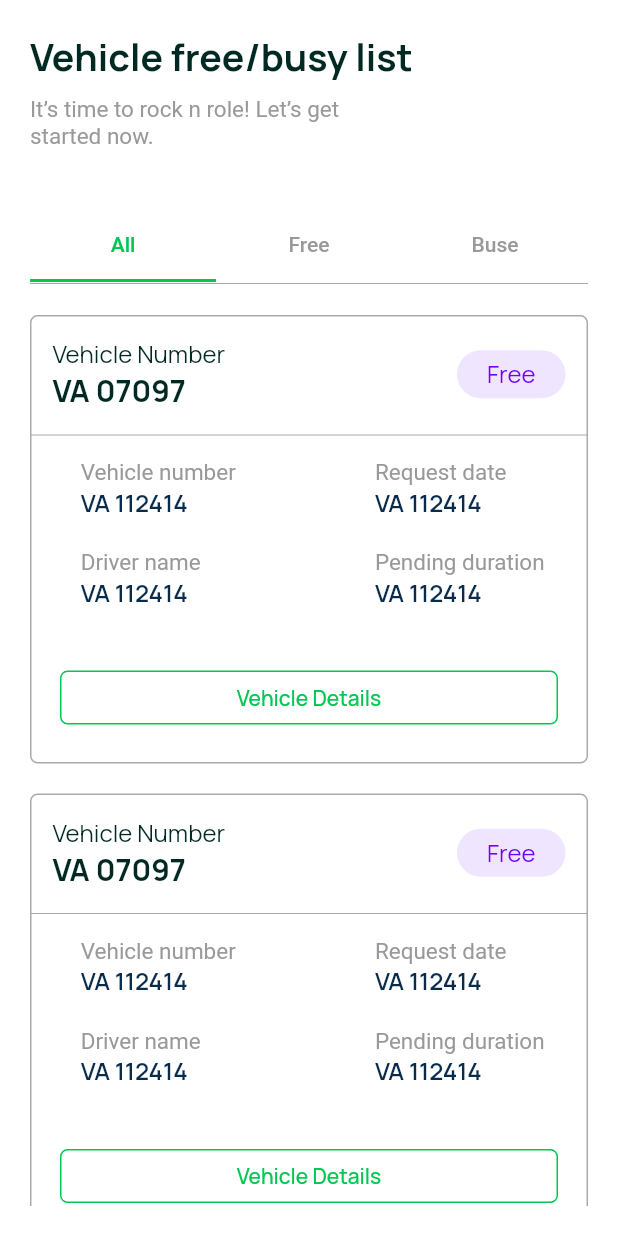
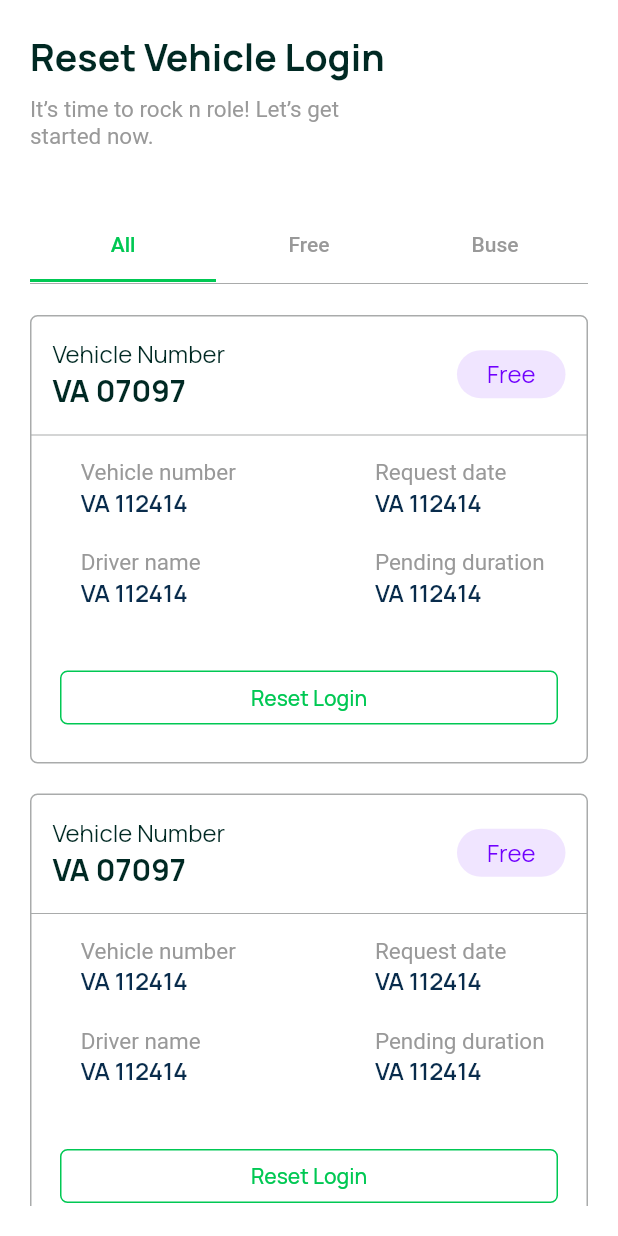
Before and after one commit to AliAkberAakash/flutter_getx_template, a Flutter app: the screen it shows after launch, on a phone screen of 412 x 824 dp. Run offline on Flutter 3.47's test engine with Material 2 defaults, Android fonts, the phone set to English and light mode, and no system bars; our stand-ins replace cached_network_image, carousel_slider, dio, flutter_svg, fluttertoast, get and 6 more.

Commit message:
Added reset login screen

```diff
--- a/lib/main.dart
+++ b/lib/main.dart
@@ -12,6 +12,7 @@ import 'package:nilam/ui/auth/splash/splash_view.dart';
 import 'package:nilam/ui/navigation_container/navigation_container.dart';
 import 'package:nilam/ui/registration_request/registration_request_screen.dart';
 import 'package:nilam/ui/registration_request/vehicle_details_screen.dart';
+import 'package:nilam/ui/reset_vehicle_login/reset_vehicle_list.dart';
 import 'package:nilam/ui/vehicle_free_busy_list/vehicle_free_busy_screen.dart';
 
 void main() async {
@@ -55,7 +56,7 @@ class MyApp extends StatelessWidget {
       theme: Get.find<ThemeService>().getTheme,
       debugShowCheckedModeBanner: false,
       defaultTransition: Transition.cupertino,
-      home: VehicleFreeBusyList(),
+      home: ResetVehicleList(),
       //initialBinding: SplashBinding(),
       enableLog: kDebugMode,
     );
--- /dev/null
+++ b/lib/ui/reset_vehicle_login/reset_vehicle_list.dart
@@ -0,0 +1,100 @@
+import 'package:flutter/material.dart';
+import 'package:nilam/ui/common_widgets/large_headline_widget.dart';
+import 'package:nilam/ui/common_widgets/text_field_headline.dart';
+import 'package:nilam/ui/registration_request/widgets/status_chip.dart';
+import 'package:nilam/ui/reset_vehicle_login/widgets/reset_vehicle_item.dart';
+import 'package:nilam/ui/vehicle_free_busy_list/widgets/vehicle_free_busy_item.dart';
+import 'package:nilam/utils/colors.dart';
+import 'package:nilam/utils/dimens.dart';
+import 'package:nilam/utils/spacers.dart';
+
+class ResetVehicleList extends StatefulWidget {
+  const ResetVehicleList({Key? key}) : super(key: key);
+
+  @override
+  _ResetVehicleListState createState() => _ResetVehicleListState();
+}
+
+class _ResetVehicleListState extends State<ResetVehicleList> {
+  @override
+  Widget build(BuildContext context) {
+    return DefaultTabController(
+      length: 3,
+      child: Scaffold(
+        body: SafeArea(
+          child: LayoutBuilder(
+            builder: (ctx, constraints) {
+              return Padding(
+                padding: EdgeInsets.all(dp20),
+                child: Column(
+                  crossAxisAlignment: CrossAxisAlignment.start,
+                  children: [
+                    LargeHeadlineWidget(
+                      headline: "Reset Vehicle Login",
+                    ),
+                    VSpacer10(),
+                    SizedBox(
+                      width: constraints.maxWidth * 0.6,
+                      child: TextFieldHeadline(
+                        headline: "It’s time to rock n role!"
+                            " Let’s get started now.",
+                      ),
+                    ),
+                    VSpacer40(),
+                    Container(
+                      child: TabBar(
+                        indicatorColor: accent,
+                        labelColor: accent,
+                        unselectedLabelColor: grey,
+                        tabs: [
+                          Tab(
+                            text: "All",
+                          ),
+                          Tab(
+                            text: "Free",
+                          ),
+                          Tab(
+                            text: "Buse",
+                          ),
+                        ],
+                      ),
+                    ),
+                    Divider(
+                      color: greyBorder,
+                      height: 2,
+                    ),
+                    VSpacer20(),
+                    Expanded(
+                      child: TabBarView(
+                        children: [
+                          ListView.builder(
+                            itemCount: 10,
+                            itemBuilder: (ctx, idx){
+                              return ResetVehicleItem(status: ChipStatus.FREE);
+                            },
+                          ),
+                          ListView.builder(
+                            itemCount: 10,
+                            itemBuilder: (ctx, idx){
+                              return ResetVehicleItem(status: ChipStatus.FREE);
+                            },
+                          ),
+                          ListView.builder(
+                            itemCount: 10,
+                            itemBuilder: (ctx, idx){
+                              return ResetVehicleItem(status: ChipStatus.BUSY);
+                            },
+                          ),
+                        ],
+                      ),
+                    ),
+                  ],
+                ),
+              );
+            },
+          ),
+        ),
+      ),
+    );
+  }
+}
--- /dev/null
+++ b/lib/ui/reset_vehicle_login/widgets/reset_vehicle_item.dart
@@ -0,0 +1,142 @@
+import 'package:flutter/material.dart';
+import 'package:get/get_core/src/get_main.dart';
+import 'package:google_fonts/google_fonts.dart';
+import 'package:nilam/ui/common_widgets/outlined_material_button.dart';
+import 'package:nilam/ui/registration_request/widgets/status_chip.dart';
+import 'package:nilam/ui/registration_request/widgets/vehicle_info_widget.dart';
+import 'package:nilam/utils/colors.dart';
+import 'package:nilam/utils/dimens.dart';
+import 'package:nilam/utils/spacers.dart';
+
+class ResetVehicleItem extends StatelessWidget {
+
+  final ChipStatus status;
+  final bool showButton;
+
+  const ResetVehicleItem({
+    Key? key,
+    required this.status,
+    this.showButton = true
+  }) : super(key: key);
+
+  @override
+  Widget build(BuildContext context) {
+    return Card(
+      elevation: 0,
+      margin: EdgeInsets.only(bottom: dp20),
+      shape: RoundedRectangleBorder(
+        side: BorderSide(
+          color: greyBorder,
+        ),
+        borderRadius: BorderRadius.all(
+          Radius.circular(
+            dp5,
+          ),
+        ),
+      ),
+      child: Column(
+        crossAxisAlignment: CrossAxisAlignment.center,
+        children: [
+          Padding(
+            padding: EdgeInsets.all(dp15),
+            child: Row(
+              mainAxisAlignment: MainAxisAlignment.spaceBetween,
+              children: [
+                Column(
+                  crossAxisAlignment: CrossAxisAlignment.start,
+                  children: [
+                    Text(
+                      "Vehicle Number",
+                      style: GoogleFonts.manrope(
+                        color: darkText,
+                      ),
+                    ),
+                    Text(
+                      "VA 07097",
+                      style: GoogleFonts.manrope(
+                        color: darkText,
+                        fontSize: dp20,
+                        fontWeight: FontWeight.bold,
+                      ),
+                    ),
+                  ],
+                ),
+                StatusChip(chipStatus: status)
+              ],
+            ),
+          ),
+          Divider(
+            color: greyBorder,
+            height: 2,
+          ),
+
+          Padding(
+            padding: EdgeInsets.all(dp15),
+            child: Row(
+              mainAxisAlignment: MainAxisAlignment.center,
+              crossAxisAlignment: CrossAxisAlignment.end,
+              children: [
+                Expanded(
+                  child: Column(
+                    crossAxisAlignment: CrossAxisAlignment.center,
+                    children: [
+                      Column(
+                        crossAxisAlignment: CrossAxisAlignment.start,
+                        children: [
+                          VehicleInfoWidget(
+                            title: "Vehicle number",
+                            value: "VA 112414",
+                          ),
+                          VSpacer20(),
+                          VehicleInfoWidget(
+                            title: "Driver name",
+                            value: "John Doe",
+                          ),
+                        ],
+                      ),
+                    ],
+                  ),
+                ),
+                HSpacer60(),
+                Expanded(
+                  child: Column(
+                    crossAxisAlignment: CrossAxisAlignment.center,
+                    children: [
+                      Column(
+                        crossAxisAlignment: CrossAxisAlignment.start,
+                        children: [
+                          VehicleInfoWidget(
+                            title: "Request date",
+                            value: "19 May, 2021",
+                          ),
+                          VSpacer20(),
+                          VehicleInfoWidget(
+                            title: "Pending duration",
+                            value: "28 hrs",
+                          ),
+                        ],
+                      ),
+
+                    ],
+                  ),
+                ),
+              ],
+            ),
+          ),
+
+          showButton ? Padding(
+            padding: const EdgeInsets.all(dp20),
+            child: OutlinedMaterialButton(
+              onClick: () {
+
+              },
+              text: "Reset Login",
+            ),
+          ) : Container(
+            height: dp10,
+          ),
+        ],
+      ),
+    );
+  }
+}
```
